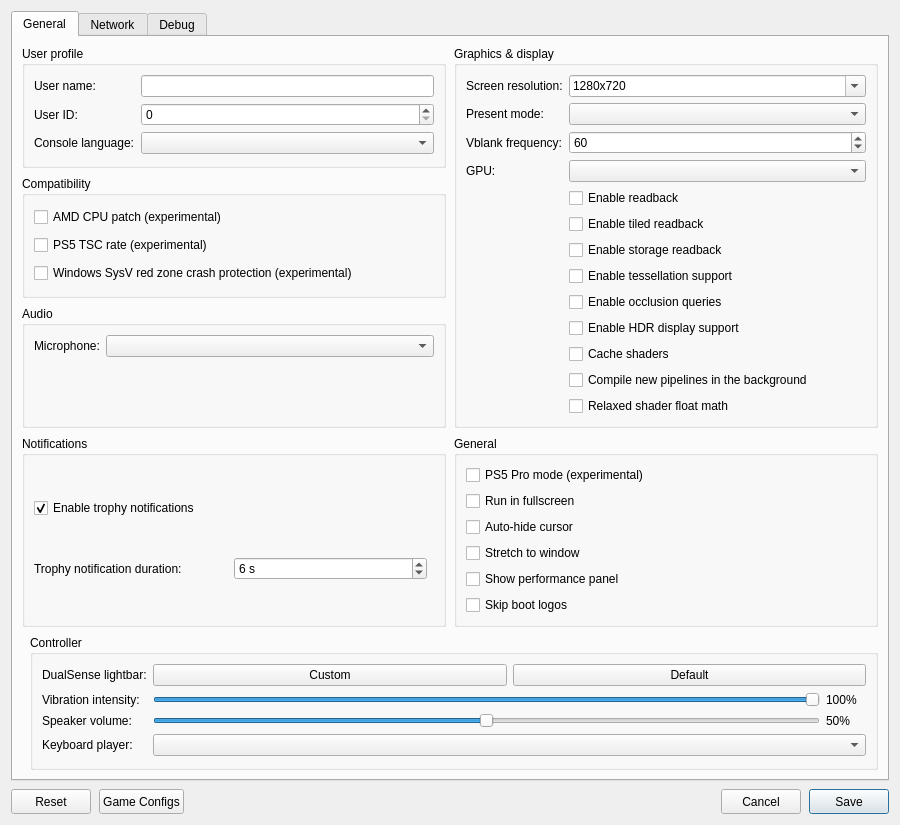
Qt form src/launcher/forms/configuration_edit_dialog.ui (TheCruZ/KytyPS5-GTA) before a commit.
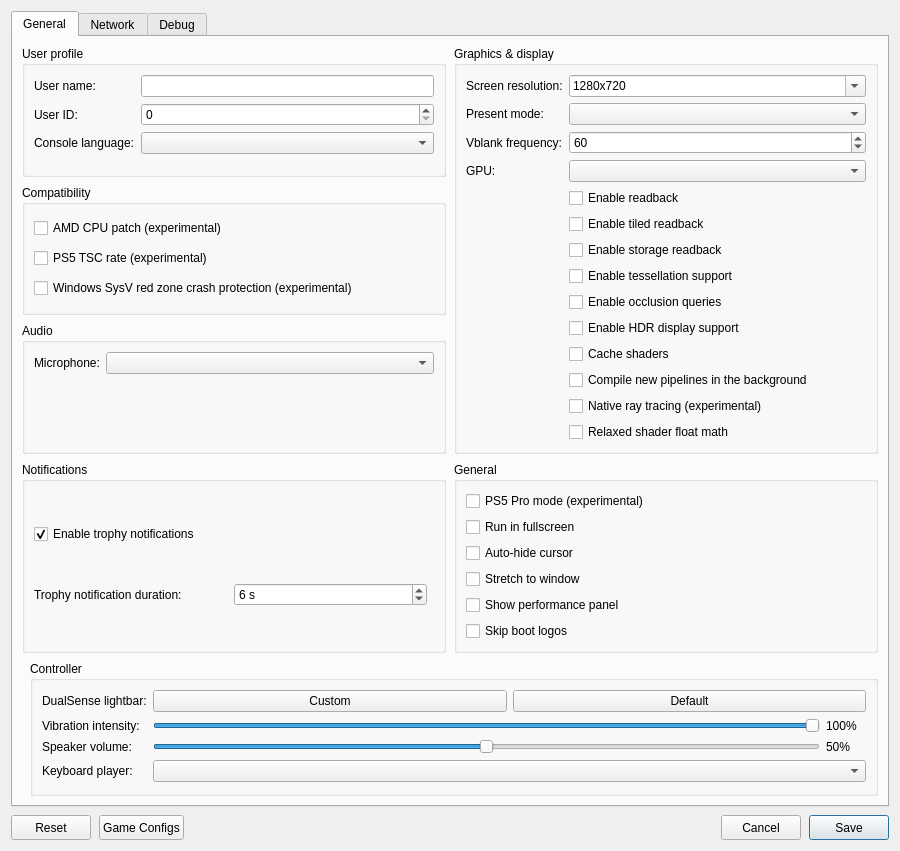
The same form after that commit. Custom widgets are drawn as their Qt base class.

Commit message: graphics: put native ray tracing behind --native-raytracing, off by default

What changed in the file:
```diff
--- a/src/launcher/forms/configuration_edit_dialog.ui
+++ b/src/launcher/forms/configuration_edit_dialog.ui
@@ -210,6 +210,12 @@
              </widget>
             </item>
             <item row="13" column="1">
+             <widget class="QCheckBox" name="checkBox_native_ray_tracing">
+              <property name="toolTip"><string>Experimental. Trace the ray tracing passes of supported games (GTA V's shadows and reflections in Fidelity mode, ASTRO BOT) with the GPU's ray tracing hardware instead of emulating the PS5's BVH instructions: much faster where it applies. Needs a GPU with Vulkan ray queries. Visual errors are possible; turn it off if a game looks wrong.</string></property>
+              <property name="text"><string>Native ray tracing (experimental)</string></property>
+             </widget>
+            </item>
+            <item row="14" column="1">
              <widget class="QCheckBox" name="checkBox_relaxed_shader_float">
               <property name="toolTip"><string>Use the host GPU's native float operations in shaders. Faster, but can be inaccurate.</string></property>
               <property name="text"><string>Relaxed shader float math</string></property>
```
The commit also changes 9 other files.
